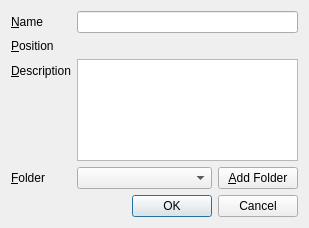
The window that src/lib/marble/EditBookmarkDialog.ui (KDE/marble) describes before a commit, drawn with Qt 5.
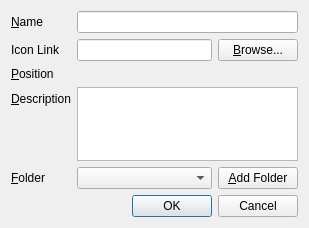
The same window after the commit. Custom widgets are drawn as their Qt base class.

Commit message: Added row for icon in EditBookmarksDialog REVIEW: 121485

```diff
--- a/src/lib/marble/EditBookmarkDialog.ui
+++ b/src/lib/marble/EditBookmarkDialog.ui
@@ -37,6 +37,43 @@
       </widget>
      </item>
      <item row="1" column="0">
+      <widget class="QLabel" name="iconLink_lbl">
+       <property name="text">
+        <string>Icon Link</string>
+       </property>
+       <property name="buddy">
+        <cstring>m_iconLink</cstring>
+       </property>
+      </widget>
+     </item>
+     <item row="1" column="1">
+      <layout class="QHBoxLayout" name="browseIconLayout">
+       <item>
+        <widget class="QLineEdit" name="m_iconLink">
+         <property name="sizePolicy">
+          <sizepolicy hsizetype="MinimumExpanding" vsizetype="Fixed">
+           <horstretch>0</horstretch>
+           <verstretch>0</verstretch>
+          </sizepolicy>
+         </property>
+        </widget>
+       </item>
+       <item>
+        <widget class="QPushButton" name="m_browseIconButton">
+         <property name="sizePolicy">
+          <sizepolicy hsizetype="Minimum" vsizetype="Fixed">
+           <horstretch>0</horstretch>
+           <verstretch>0</verstretch>
+          </sizepolicy>
+         </property>
+         <property name="text">
+          <string>&amp;Browse...</string>
+         </property>
+        </widget>
+       </item>
+      </layout>
+     </item>
+     <item row="2" column="0">
       <widget class="QLabel" name="position_lbl">
        <property name="text">
         <string>&amp;Position</string>
@@ -46,7 +83,7 @@
        </property>
       </widget>
      </item>
-     <item row="1" column="1">
+     <item row="2" column="1">
       <layout class="QHBoxLayout" name="latLonLayout" >
        <property name="margin">
         <number>0</number>
@@ -61,7 +98,7 @@
        </item>
       </layout>
      </item>
-     <item row="2" column="0">
+     <item row="3" column="0">
       <widget class="QLabel" name="description_lbl">
        <property name="text">
         <string>&amp;Description</string>
@@ -71,7 +108,7 @@
        </property>
       </widget>
      </item>
-     <item row="2" column="1">
+     <item row="3" column="1">
       <widget class="QTextEdit" name="m_description">
        <property name="sizePolicy">
         <sizepolicy hsizetype="Expanding" vsizetype="Expanding">
@@ -92,7 +129,7 @@
        </property>
       </widget>
      </item>
-     <item row="3" column="0">
+     <item row="4" column="0">
       <widget class="QLabel" name="folder_lbl">
        <property name="text">
         <string>&amp;Folder</string>
@@ -102,7 +139,7 @@
        </property>
       </widget>
      </item>
-     <item row="3" column="1">
+     <item row="4" column="1">
       <layout class="QHBoxLayout" name="horizontalLayout">
        <item>
         <widget class="QComboBox" name="m_folders">
```
Left out of the diff: 1 changed line with no effect on the pictures. The commit also changes 2 other files.
